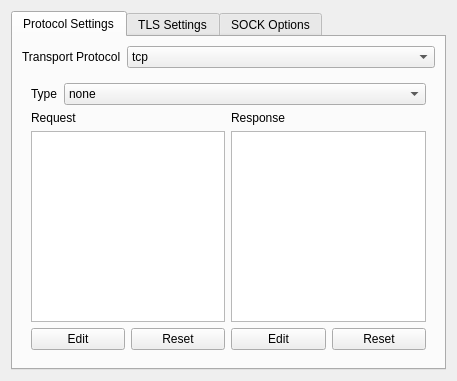
Before: the Qt Designer form src/ui/widgets/widgets/StreamSettingsWidget.ui in Qv2ray/Qv2ray, drawn with Qt 5.
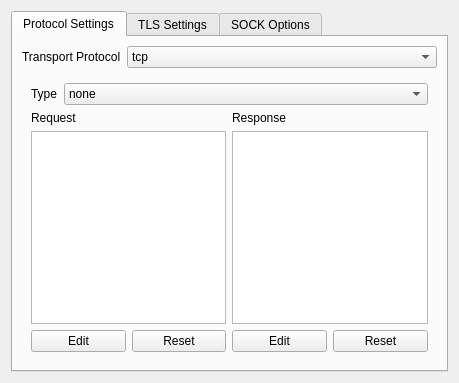
After: the same form once the commit is applied. The open tabs and pages were chosen to show the change.

Commit message: chore: notrify grpc items & revert currentIndex changes & remove guna

```diff
--- a/src/ui/widgets/widgets/StreamSettingsWidget.ui
+++ b/src/ui/widgets/widgets/StreamSettingsWidget.ui
@@ -6,8 +6,8 @@
    <rect>
     <x>0</x>
     <y>0</y>
-    <width>457</width>
-    <height>381</height>
+    <width>459</width>
+    <height>383</height>
    </rect>
   </property>
   <property name="windowTitle">
```
Left out of the diff: 11 changed lines with no effect on the pictures.
